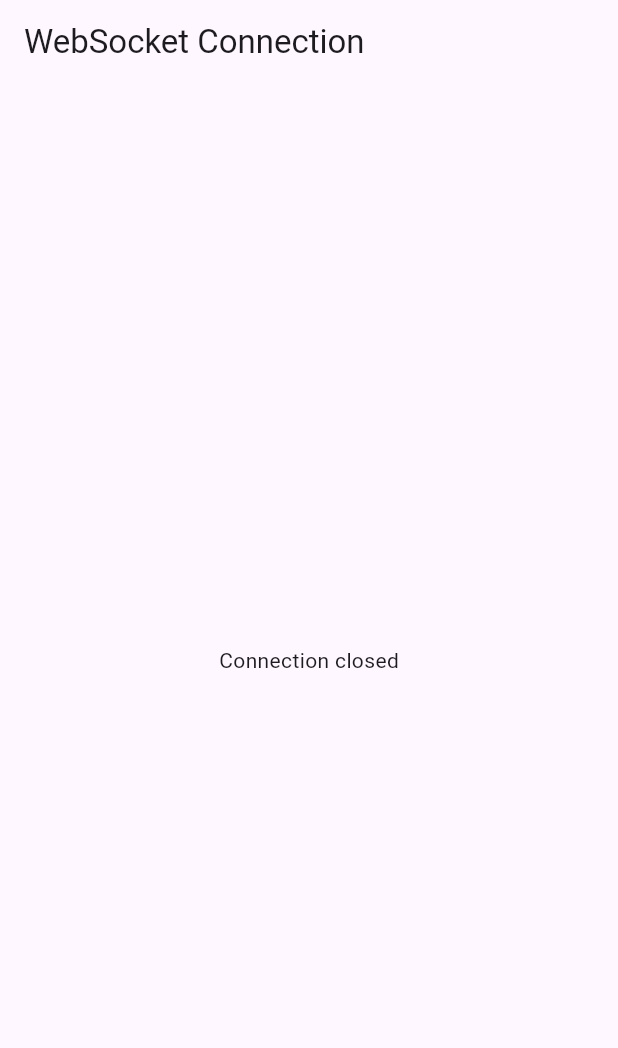
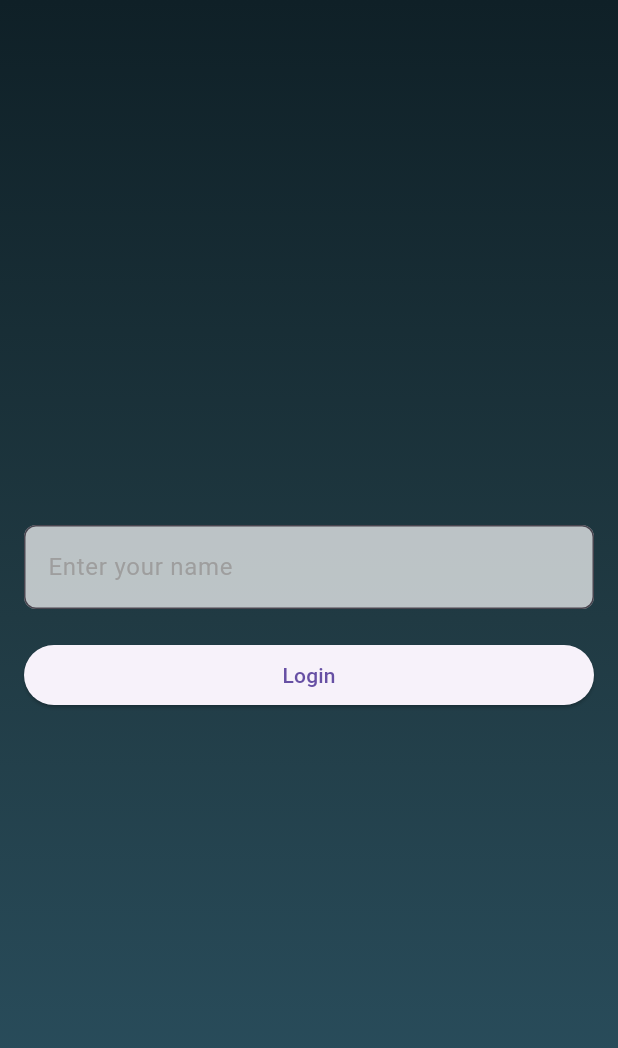
Before and after one commit to Arthur94-art/real_time_chat, a Flutter app: the screen it shows after launch, on a phone screen of 412 x 824 dp. Shown: the top 1048 px of the screen. Run offline on Flutter 3.47's test engine with Material 3 defaults, Android fonts, the phone set to English and light mode, and no system bars; our stand-ins replace bloc, equatable.

Commit message:
login, chat pages

```diff
--- /dev/null
+++ b/client/lib/core/styles/colors.dart
@@ -0,0 +1,8 @@
+import 'package:flutter/material.dart';
+
+class MainColors {
+  static const Color transparent = Colors.transparent;
+  static const Color teal = Colors.teal;
+  static const Color white = Colors.white;
+  static const Color white70 = Colors.white70;
+}
--- /dev/null
+++ b/client/lib/core/widgets/gradient_background.dart
@@ -0,0 +1,36 @@
+import 'package:flutter/material.dart';
+
+class GradientAppWrapper extends StatelessWidget {
+  final Widget child;
+
+  const GradientAppWrapper({super.key, required this.child});
+
+  @override
+  Widget build(BuildContext context) {
+    return _GradientBackground(child: child);
+  }
+}
+
+class _GradientBackground extends StatelessWidget {
+  final Widget child;
+
+  const _GradientBackground({required this.child});
+
+  @override
+  Widget build(BuildContext context) {
+    return Container(
+      decoration: const BoxDecoration(
+        gradient: LinearGradient(
+          colors: [
+            Color(0xFF0F2027),
+            Color(0xFF203A43),
+            Color(0xFF2C5364),
+          ],
+          begin: Alignment.topCenter,
+          end: Alignment.bottomCenter,
+        ),
+      ),
+      child: child,
+    );
+  }
+}
--- /dev/null
+++ b/client/lib/core/widgets/text_field.dart
@@ -0,0 +1,49 @@
+import 'package:flutter/material.dart';
+
+class CustomTextField extends StatelessWidget {
+  final TextEditingController controller;
+  final String? hintText;
+  final String? labelText;
+  final bool isOutlined;
+  final Color fillColor;
+  final TextStyle? textStyle;
+  final TextStyle? hintStyle;
+  final bool autoFocus;
+  final int? maxLines;
+
+  const CustomTextField({
+    super.key,
+    required this.controller,
+    this.hintText,
+    this.labelText,
+    this.isOutlined = true,
+    this.fillColor = Colors.white,
+    this.textStyle,
+    this.hintStyle,
+    this.autoFocus = false,
+    this.maxLines = 1,
+  });
+
+  @override
+  Widget build(BuildContext context) {
+    return TextField(
+      controller: controller,
+      autofocus: autoFocus,
+      maxLines: maxLines,
+      style: textStyle ?? const TextStyle(fontSize: 16),
+      decoration: InputDecoration(
+        hintText: hintText,
+        labelText: labelText,
+        hintStyle: hintStyle ?? const TextStyle(color: Colors.grey),
+        filled: true,
+        fillColor: fillColor,
+        border: isOutlined
+            ? OutlineInputBorder(
+                borderRadius: BorderRadius.circular(8.0),
+                borderSide: BorderSide(color: Colors.grey.shade400),
+              )
+            : InputBorder.none,
+      ),
+    );
+  }
+}
--- /dev/null
+++ b/client/lib/features/auth/presentation/pages/auth_page.dart
@@ -0,0 +1,43 @@
+import 'package:flutter/material.dart';
+import 'package:real_time_chat/core/widgets/text_field.dart';
+
+class AuthPage extends StatelessWidget {
+  const AuthPage({super.key});
+
+  @override
+  Widget build(BuildContext context) {
+    final TextEditingController usernameController = TextEditingController();
+
+    return Scaffold(
+      body: Padding(
+        padding: const EdgeInsets.all(16.0),
+        child: Column(
+          mainAxisAlignment: MainAxisAlignment.center,
+          crossAxisAlignment: CrossAxisAlignment.stretch,
+          children: [
+            CustomTextField(
+              controller: usernameController,
+              hintText: 'Enter your name',
+              fillColor: Colors.white70,
+              isOutlined: true,
+            ),
+            const SizedBox(height: 20),
+            ElevatedButton(
+              onPressed: () {
+                final username = usernameController.text;
+                if (username.isEmpty) {
+                  ScaffoldMessenger.of(context).showSnackBar(
+                    const SnackBar(content: Text('Please enter a username')),
+                  );
+                } else {
+                  Navigator.pushNamed(context, '/chat', arguments: username);
+                }
+              },
+              child: const Text('Login'),
+            ),
+          ],
+        ),
+      ),
+    );
+  }
+}
--- a/client/lib/main.dart
+++ b/client/lib/main.dart
@@ -1,53 +1,28 @@
-import 'dart:developer';
-
 import 'package:flutter/material.dart';
-import 'package:web_socket_channel/web_socket_channel.dart';
+import 'package:real_time_chat/core/styles/colors.dart';
+import 'package:real_time_chat/core/widgets/gradient_background.dart';
+import 'package:real_time_chat/features/auth/presentation/pages/auth_page.dart';
+import 'package:real_time_chat/features/chat/presentation/pages/chat_page.dart';
 
 void main() {
   runApp(const MyApp());
 }
 
-class MyApp extends StatefulWidget {
+class MyApp extends StatelessWidget {
   const MyApp({super.key});
-
-  @override
-  State<MyApp> createState() => _MyAppState();
-}
-
-class _MyAppState extends State<MyApp> {
-  final WebSocketChannel _channel = WebSocketChannel.connect(
-    Uri.parse('ws://10.0.2.2:3000'),
-  );
 
   @override
   Widget build(BuildContext context) {
     return MaterialApp(
-      home: Scaffold(
-        appBar: AppBar(title: const Text('WebSocket Connection')),
-        body: Center(
-          child: StreamBuilder(
-            stream: _channel.stream,
-            builder: (context, snapshot) {
-              if (snapshot.connectionState == ConnectionState.active) {
-                log(snapshot.data.toString());
-                return const Text('Connected to WebSocket');
-              } else if (snapshot.connectionState == ConnectionState.waiting) {
-                log(snapshot.data.toString());
-
-                return const Text('Connecting...');
-              } else if (snapshot.connectionState == ConnectionState.done) {
-                log(snapshot.data.toString());
-
-                return const Text('Connection closed');
-              } else {
-                log(snapshot.data.toString());
-
-                return const Text('Failed to connect');
-              }
-            },
-          ),
-        ),
+      debugShowCheckedModeBanner: false,
+      theme: ThemeData(
+        scaffoldBackgroundColor: MainColors.transparent,
       ),
+      home: const GradientAppWrapper(child: AuthPage()),
+      routes: {
+        '/auth': (context) => const GradientAppWrapper(child: AuthPage()),
+        '/chat': (context) => const GradientAppWrapper(child: ChatPage()),
+      },
     );
   }
 }
```
Also changed, not shown: client/lib/features/chat/presentation/pages/chat_page.dart (added, +76 -0 lines).
